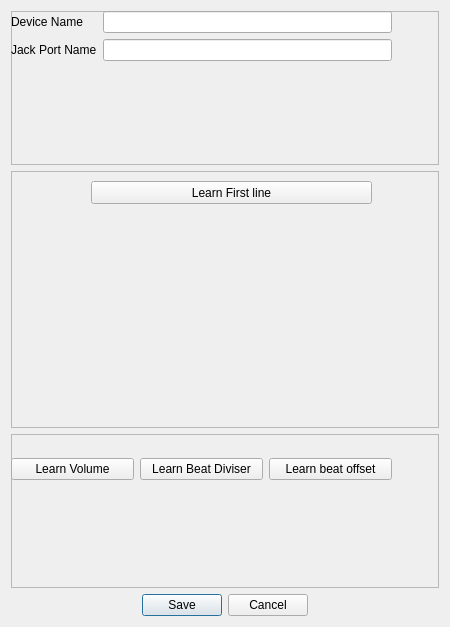
Vampouille/superboucle, file learn_ui.ui: the form before one commit.
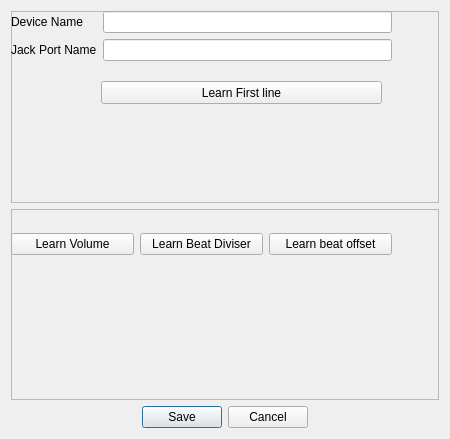
The form after the commit.

Commit message: expand add device window

The edit to the form file:
```diff
--- a/learn_ui.ui
+++ b/learn_ui.ui
@@ -7,18 +7,39 @@
     <x>0</x>
     <y>0</y>
     <width>450</width>
-    <height>627</height>
+    <height>439</height>
    </rect>
   </property>
+  <property name="sizePolicy">
+   <sizepolicy hsizetype="Expanding" vsizetype="Expanding">
+    <horstretch>0</horstretch>
+    <verstretch>0</verstretch>
+   </sizepolicy>
+  </property>
   <property name="windowTitle">
    <string>New Device</string>
   </property>
   <property name="styleSheet">
    <string notr="true">#add_device_frame {border: 0px; border-radius: 10px; background-color: rgb(217, 217, 217);}</string>
   </property>
-  <layout class="QVBoxLayout" name="verticalLayout" stretch="3,5,3,1">
+  <layout class="QVBoxLayout" name="verticalLayout">
+   <property name="sizeConstraint">
+    <enum>QLayout::SetMinAndMaxSize</enum>
+   </property>
    <item>
     <widget class="QFrame" name="frame">
+     <property name="sizePolicy">
+      <sizepolicy hsizetype="Minimum" vsizetype="Minimum">
+       <horstretch>0</horstretch>
+       <verstretch>0</verstretch>
+      </sizepolicy>
+     </property>
+     <property name="minimumSize">
+      <size>
+       <width>0</width>
+       <height>104</height>
+      </size>
+     </property>
      <property name="frameShape">
       <enum>QFrame::StyledPanel</enum>
      </property>
@@ -60,21 +81,11 @@
        </item>
       </layout>
      </widget>
-    </widget>
-   </item>
-   <item>
-    <widget class="QFrame" name="frame_3">
-     <property name="frameShape">
-      <enum>QFrame::StyledPanel</enum>
-     </property>
-     <property name="frameShadow">
-      <enum>QFrame::Raised</enum>
-     </property>
      <widget class="QPushButton" name="firstLine">
       <property name="geometry">
        <rect>
-        <x>80</x>
-        <y>10</y>
+        <x>90</x>
+        <y>70</y>
         <width>281</width>
         <height>23</height>
        </rect>
@@ -102,6 +113,18 @@
    </item>
    <item>
     <widget class="QFrame" name="frame_2">
+     <property name="sizePolicy">
+      <sizepolicy hsizetype="Minimum" vsizetype="Minimum">
+       <horstretch>0</horstretch>
+       <verstretch>0</verstretch>
+      </sizepolicy>
+     </property>
+     <property name="minimumSize">
+      <size>
+       <width>0</width>
+       <height>80</height>
+      </size>
+     </property>
      <property name="frameShape">
       <enum>QFrame::StyledPanel</enum>
      </property>
```
Left out of the diff: 22 changed lines with no effect on the pictures. The commit also changes 2 other files.
